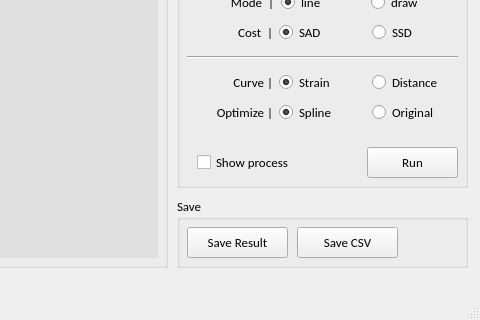
The window that main.ui (doraduan12/Speckle_Tracking) describes before a commit, drawn with Qt 5; both pictures show x 323 to 803 and y 543 to 863 of the 803 by 863 pixel window.
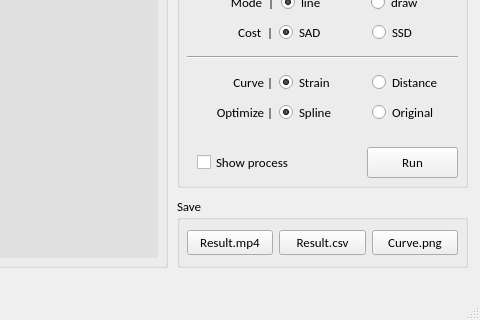
The same window after the commit.

Commit message: 20200315 16:01 1. 完成儲存 curve 按鈕

```diff
--- a/main.ui
+++ b/main.ui
@@ -1089,15 +1089,18 @@
     <property name="title">
      <string>Save</string>
     </property>
-    <widget class="QPushButton" name="btn_save_result">
+    <widget class="QWidget" name="horizontalLayoutWidget_6">
      <property name="geometry">
       <rect>
        <x>10</x>
        <y>30</y>
-       <width>101</width>
-       <height>31</height>
+       <width>271</width>
+       <height>32</height>
       </rect>
      </property>
+     <layout class="QHBoxLayout" name="horizontalLayout_2">
+      <item>
+       <widget class="QPushButton" name="btn_save_result">
      <property name="font">
       <font>
        <family>Calibri</family>
@@ -1105,21 +1108,25 @@
       </font>
      </property>
      <property name="text">
-      <string>Save Result</string>
-     </property>
-    </widget>
+         <string>Result.mp4</string>
+        </property>
+       </widget>
+      </item>
+      <item>
     <widget class="QPushButton" name="btn_save_csv">
-     <property name="geometry">
-      <rect>
-       <x>120</x>
-       <y>30</y>
-       <width>101</width>
-       <height>31</height>
-      </rect>
-     </property>
+        <property name="text">
+         <string>Result.csv</string>
+        </property>
+       </widget>
+      </item>
+      <item>
+       <widget class="QPushButton" name="btn_save_curve">
      <property name="text">
-      <string>Save CSV</string>
-     </property>
+         <string>Curve.png</string>
+        </property>
+       </widget>
+      </item>
+     </layout>
     </widget>
    </widget>
   </widget>
```
Lines whose indentation alone changed are shown as unchanged. The commit also changes 5 other files.
